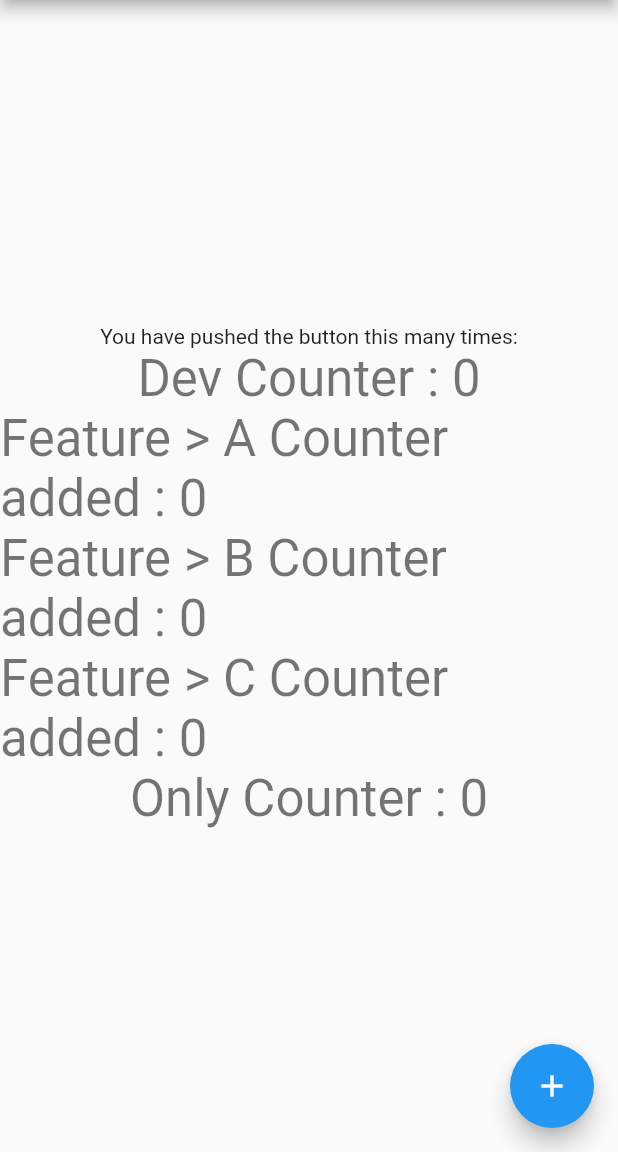
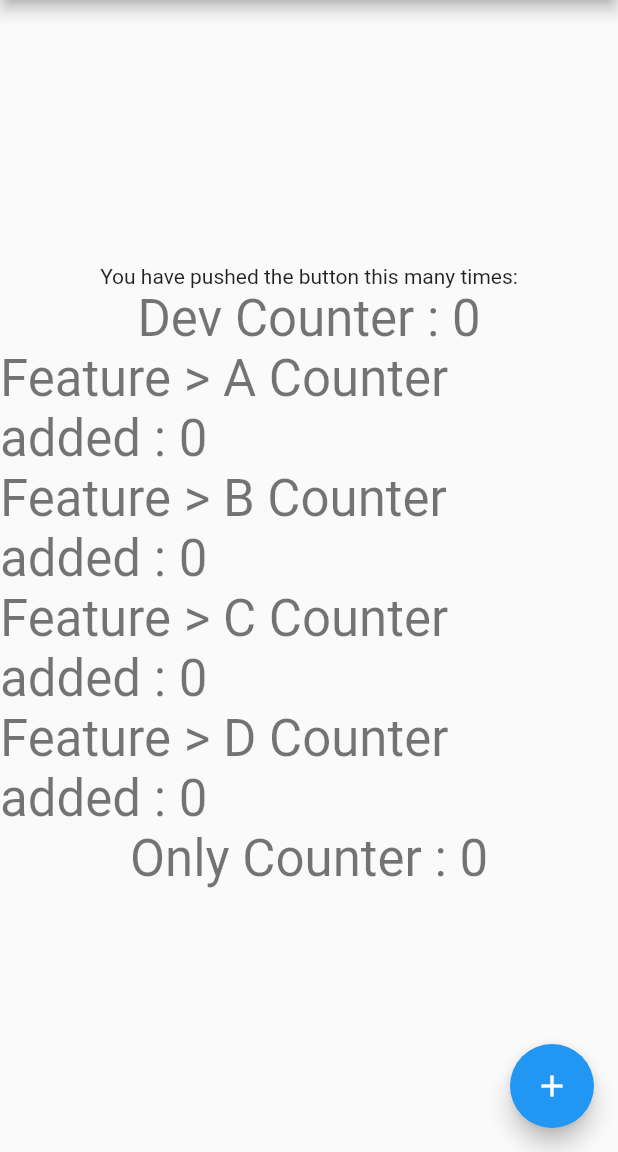
Before and after one commit to nikunjCRC/multidev, a Flutter app: the screen it shows after launch, on a phone screen of 412 x 824 dp, the part 84-1236 px from its top. Run offline on Flutter 3.47's test engine with Material 2 defaults, Android fonts, the phone set to English and light mode, and no system bars.

Commit message:
Feature D added

```diff
--- a/lib/main.dart
+++ b/lib/main.dart
@@ -115,6 +115,10 @@ class _MyHomePageState extends State<MyHomePage> {
               style: Theme.of(context).textTheme.headlineMedium,
             ),
             Text(
+              'Feature > D Counter added : $_counter',
+              style: Theme.of(context).textTheme.headlineMedium,
+            ),
+            Text(
               'Only Counter : $_counter',
               style: Theme.of(context).textTheme.headlineMedium,
             ),
```
